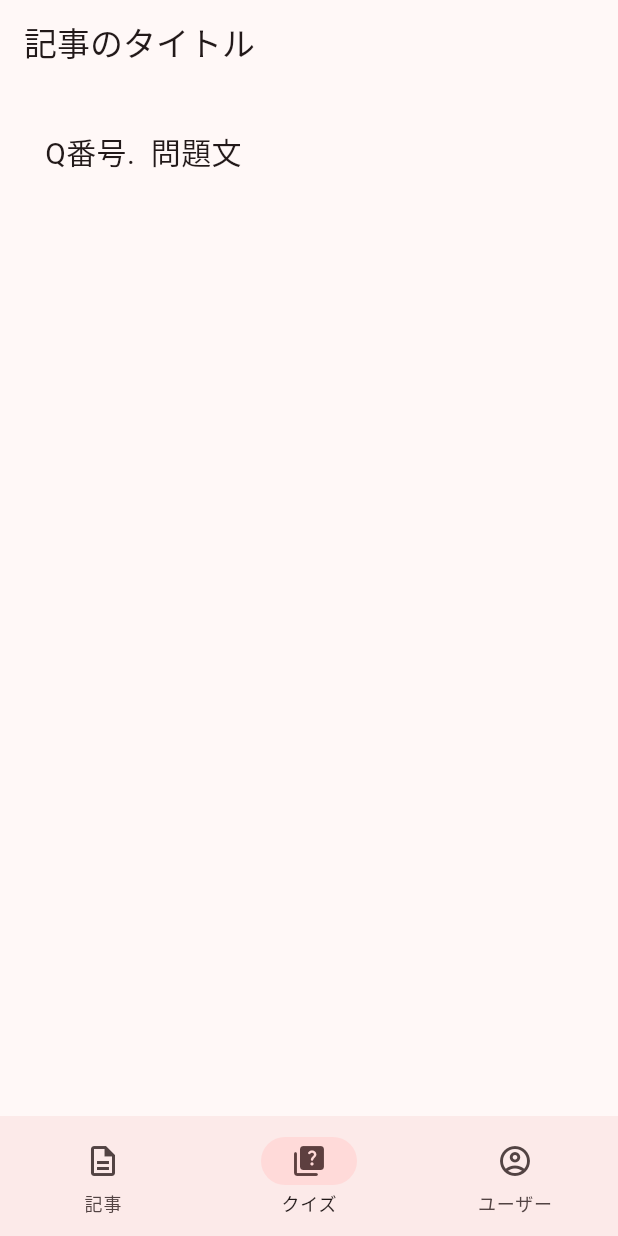
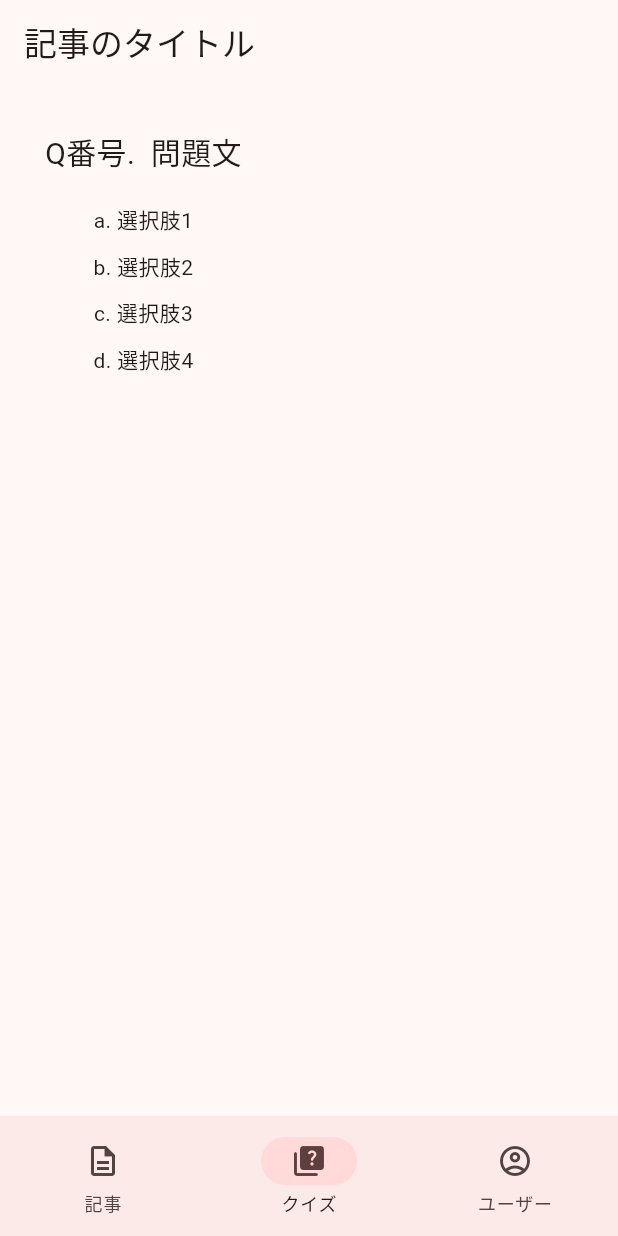
Before and after one commit to code-syncers/quiz-shower, a Flutter app: the screen it shows after launch, item 2 of the bottom bar chosen, on a phone screen of 412 x 824 dp. Run offline on Flutter 3.47's test engine with Material 2 defaults, Android fonts, the phone set to English and light mode, and no system bars.

Commit message:
chore: 4択選択肢を作成する

```diff
--- a/lib/ui/screen/quiz_screen/quiz_screen.dart
+++ b/lib/ui/screen/quiz_screen/quiz_screen.dart
@@ -17,6 +17,14 @@ class QuizScreen extends StatelessWidget {
                 "Q番号.  問題文",
                 style: TextStyle(fontSize: 20), // 任意でスタイルを調整できます
               ),
+              SizedBox(height: 20),
+              Text("a. 選択肢1"),
+              SizedBox(height: 10),
+              Text("b. 選択肢2"),
+              SizedBox(height: 10),
+              Text("c. 選択肢3"),
+              SizedBox(height: 10),
+              Text("d. 選択肢4"),
             ]),
           ),
         ));
```
